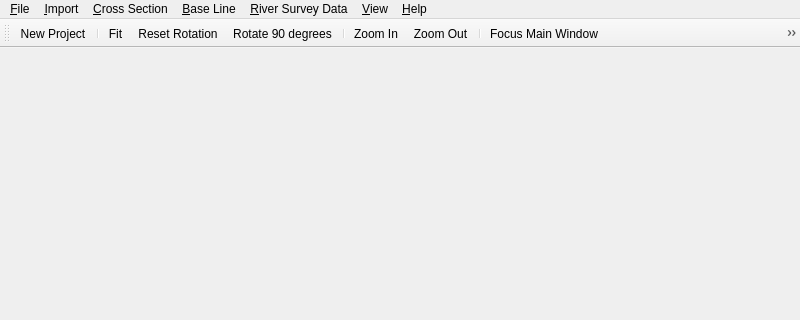
First picture: the form in apps/rivmaker/main/rivmakermainwindow.ui, repository i-RIC/prepost-gui, before the edit; both pictures show x 0 to 800 and y 0 to 320 of the 800 by 600 pixel window.
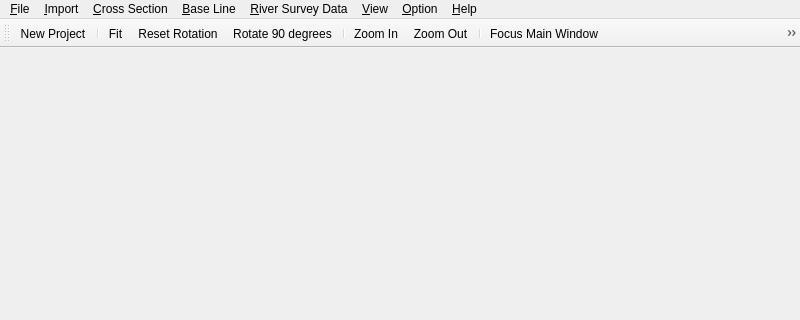
Second picture: the form after the edit. Icons and pictures are not drawn.

```diff
--- a/apps/rivmaker/main/rivmakermainwindow.ui
+++ b/apps/rivmaker/main/rivmakermainwindow.ui
@@ -138,12 +138,19 @@
     <addaction name="separator"/>
     <addaction name="aboutAction"/>
    </widget>
+   <widget class="QMenu" name="optionMenu">
+    <property name="title">
+     <string>&amp;Option</string>
+    </property>
+    <addaction name="mappingSettingAction"/>
+   </widget>
    <addaction name="fileMenu"/>
    <addaction name="importMenu"/>
    <addaction name="crosssectionLineMenu"/>
    <addaction name="baseLineMenu"/>
    <addaction name="riverSurveyDataMenu"/>
    <addaction name="viewMenu"/>
+   <addaction name="optionMenu"/>
    <addaction name="helpMenu"/>
   </widget>
   <widget class="QStatusBar" name="statusbar"/>
```
Left out of the diff: 24 changed lines with no effect on the pictures.
